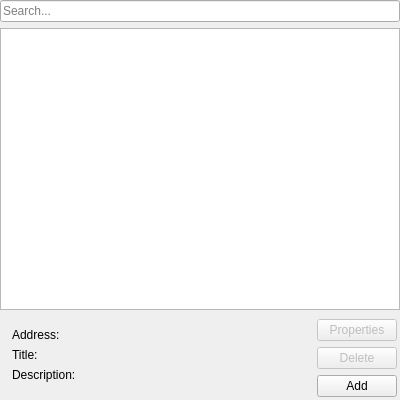
Qt form src/modules/windows/bookmarks/BookmarksContentsWidget.ui (OtterBrowser/otter-browser) before a commit.
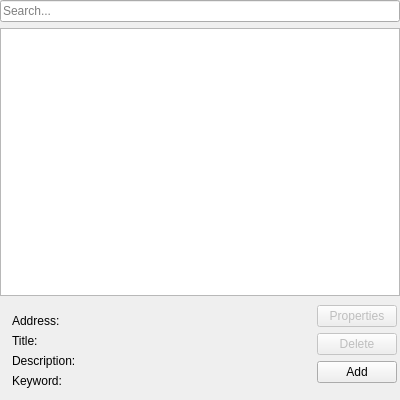
The same form after that commit. Custom widgets are drawn as their Qt base class.

Commit message: Fix some issues after introducing BookmarksModel

```diff
--- a/src/modules/windows/bookmarks/BookmarksContentsWidget.ui
+++ b/src/modules/windows/bookmarks/BookmarksContentsWidget.ui
@@ -100,6 +100,16 @@
          <item row="2" column="1">
           <widget class="Otter::TextLabelWidget" name="descriptionLabelWidget" native="true"/>
          </item>
+         <item row="3" column="0">
+          <widget class="QLabel" name="keywordLabel">
+           <property name="text">
+            <string>Keyword:</string>
+           </property>
+          </widget>
+         </item>
+         <item row="3" column="1">
+          <widget class="Otter::TextLabelWidget" name="keywordLabelWidget" native="true"/>
+         </item>
         </layout>
        </widget>
       </item>
```
The commit also changes 4 other files.
